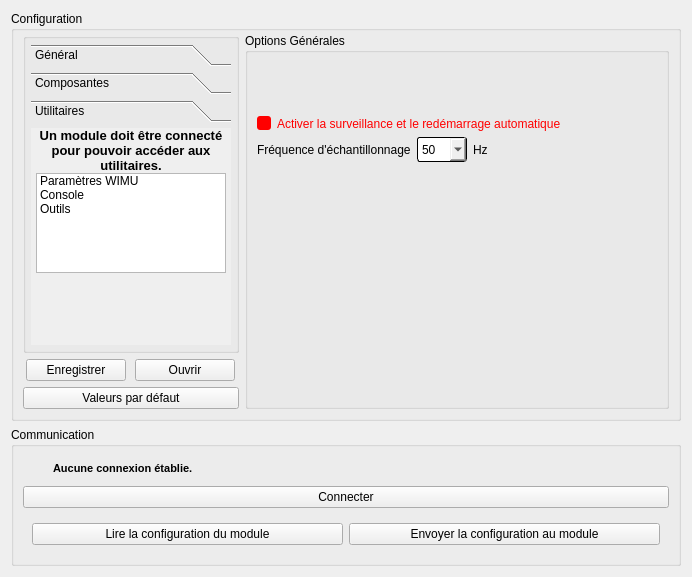
Old version of the form Software/WIMUStudio2/Src/wimuconfigdialog.ui in the repository CDRV/openwimu.
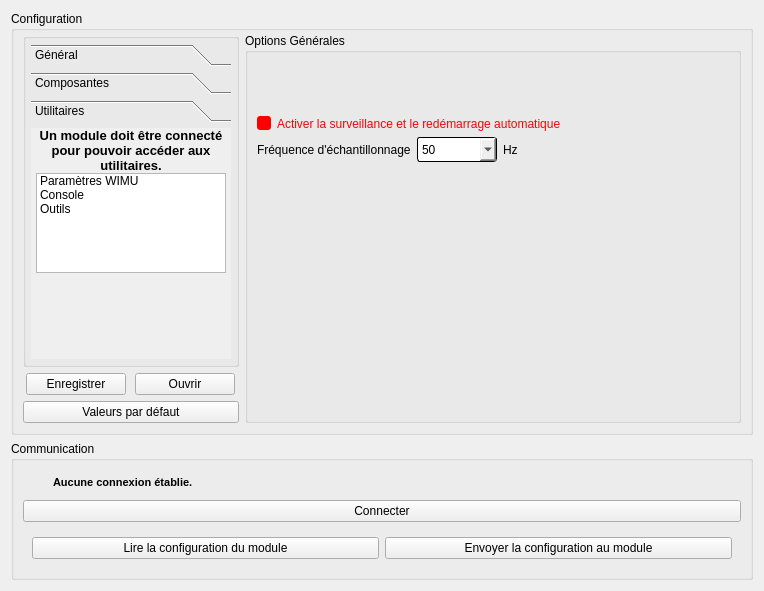
New version of the form. The open tabs and pages were chosen to show the change. Icons and pictures are not drawn.

```diff
--- a/Software/WIMUStudio2/Src/wimuconfigdialog.ui
+++ b/Software/WIMUStudio2/Src/wimuconfigdialog.ui
@@ -9,8 +9,8 @@
    <rect>
     <x>0</x>
     <y>0</y>
-    <width>650</width>
-    <height>577</height>
+    <width>764</width>
+    <height>591</height>
    </rect>
   </property>
   <property name="windowTitle">
@@ -348,8 +348,8 @@
                <rect>
                 <x>0</x>
                 <y>0</y>
-                <width>200</width>
-                <height>192</height>
+                <width>185</width>
+                <height>176</height>
                </rect>
               </property>
               <attribute name="icon">
@@ -1110,7 +1110,7 @@
                  </property>
                  <property name="minimumSize">
                   <size>
-                   <width>50</width>
+                   <width>80</width>
                    <height>25</height>
                   </size>
                  </property>
```
Left out of the diff: 6 changed lines with no effect on the pictures.
